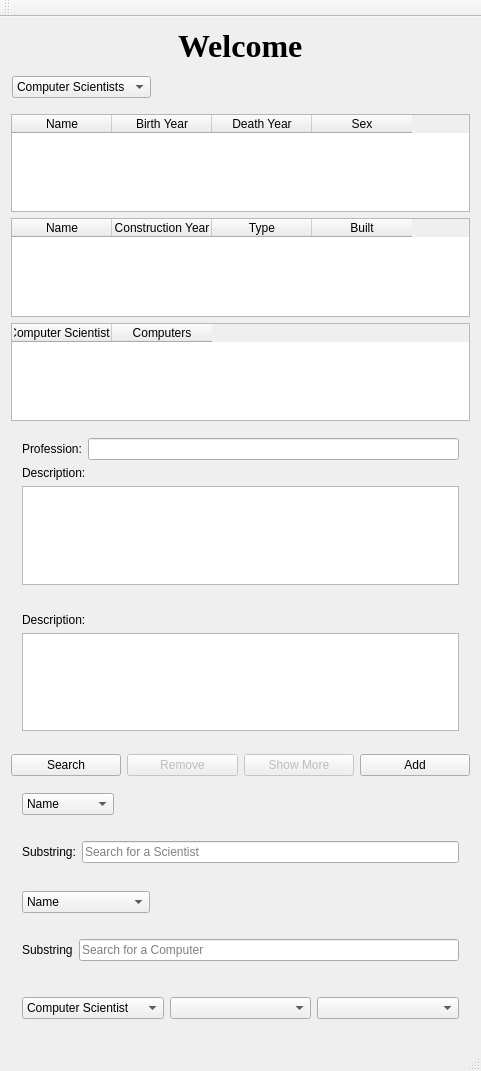
Before: the Qt Designer form mainwindow.ui in HKH515/VLN56, drawn with Qt 5.
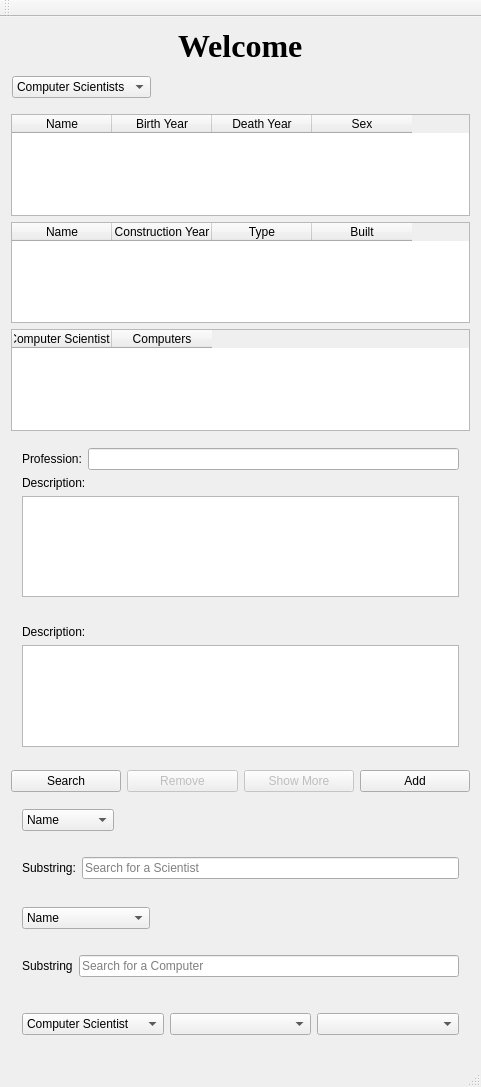
After: the same form once the commit is applied. Icons and pictures are not drawn.

Diff of the .ui file:
```diff
--- a/mainwindow.ui
+++ b/mainwindow.ui
@@ -10,7 +10,7 @@
     <x>0</x>
     <y>0</y>
     <width>481</width>
-    <height>1071</height>
+    <height>1087</height>
    </rect>
   </property>
   <property name="windowTitle">
```
Left out of the diff: 8 changed lines with no effect on the pictures.
